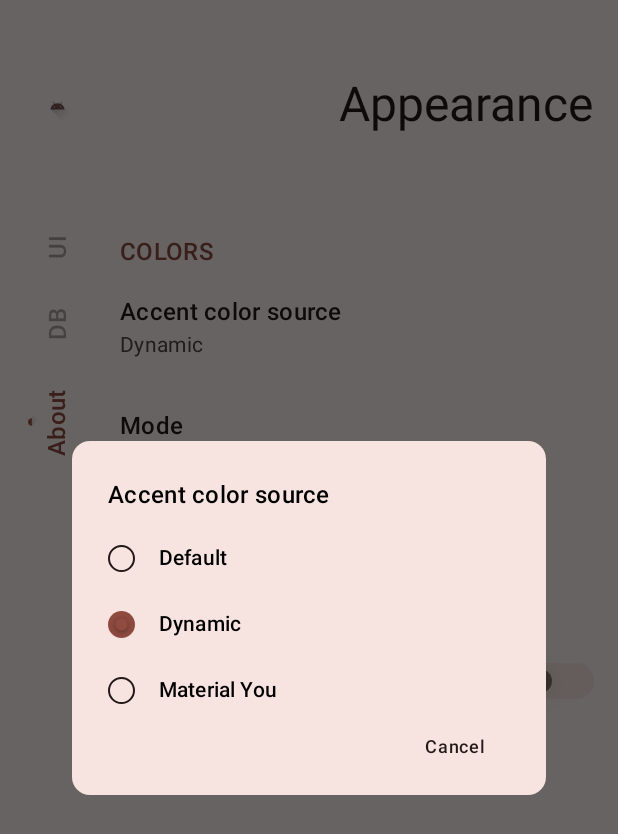
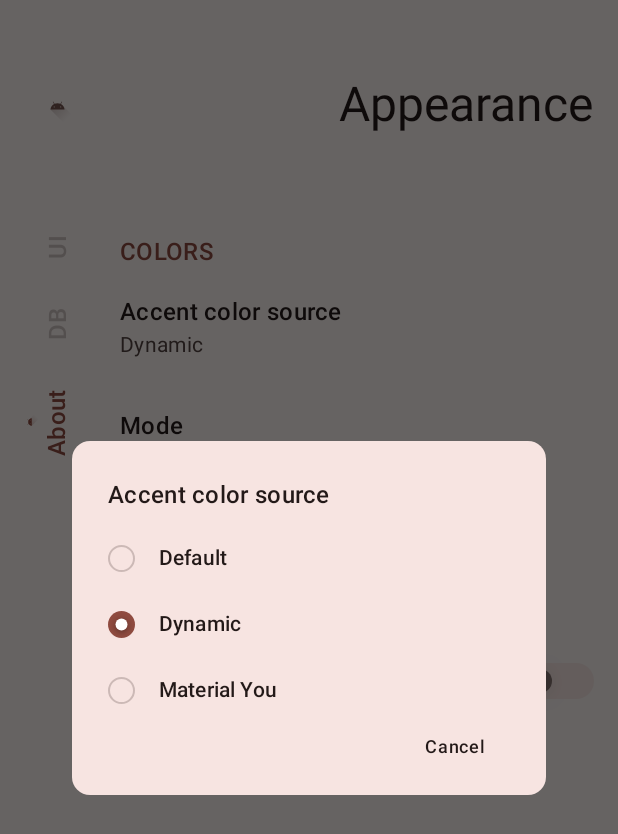
Before and after one commit to IamRezaMousavi/Banafsh, an Android app built with Jetpack Compose: the SettingsScreen screen opened through its navigation route, after a tap on "Accent color source", on a phone screen of 412 x 824 dp. Shown: the top 834 px of the screen. Run offline under Robolectric (Android 15) with nearby library versions, the phone set to English and light mode, and no system bars; 3 other taps on this screen came first.

Commit message:
fix dialog title and disable color

```diff
--- a/app/src/main/java/app/banafsh/android/ui/component/Dialog.kt
+++ b/app/src/main/java/app/banafsh/android/ui/component/Dialog.kt
@@ -29,6 +29,7 @@ import androidx.compose.ui.res.stringResource
 import androidx.compose.ui.unit.dp
 import androidx.compose.ui.window.Dialog
 import app.banafsh.android.R
+import app.banafsh.android.ui.theme.disable
 import kotlinx.collections.immutable.ImmutableList
 
 @Composable
@@ -73,6 +74,7 @@ fun <T> ValueSelectorDialog(
     ) {
         Text(
             text = title,
+            color = MaterialTheme.colorScheme.onSurface,
             style = MaterialTheme.typography.titleMedium,
             modifier = Modifier.padding(vertical = 8.dp, horizontal = 24.dp),
         )
@@ -94,18 +96,18 @@ fun <T> ValueSelectorDialog(
                             .fillMaxWidth(),
                 ) {
                     if (selectedValue == value) {
-                        val primaryColor = MaterialTheme.colorScheme.primary
+                        val onCircleColor = MaterialTheme.colorScheme.onPrimary
                         Canvas(
                             modifier =
                                 Modifier
                                     .size(18.dp)
                                     .background(
-                                        color = primaryColor,
+                                        color = MaterialTheme.colorScheme.primary,
                                         shape = CircleShape,
                                     ),
                         ) {
                             drawCircle(
-                                color = primaryColor,
+                                color = onCircleColor,
                                 radius = 4.dp.toPx(),
                                 center = size.center,
                                 shadow =
@@ -123,7 +125,7 @@ fun <T> ValueSelectorDialog(
                                     .size(18.dp)
                                     .border(
                                         width = 1.dp,
-                                        color = MaterialTheme.colorScheme.onSurface,
+                                        color = MaterialTheme.colorScheme.disable,
                                         shape = CircleShape,
                                     ),
                         )
@@ -131,6 +133,7 @@ fun <T> ValueSelectorDialog(
 
                     Text(
                         text = valueText(value),
+                        color = MaterialTheme.colorScheme.onSurface,
                         style = MaterialTheme.typography.titleSmall,
                     )
                 }
--- a/app/src/main/java/app/banafsh/android/ui/component/NavigationRail.kt
+++ b/app/src/main/java/app/banafsh/android/ui/component/NavigationRail.kt
@@ -34,6 +34,7 @@ import androidx.compose.ui.res.painterResource
 import androidx.compose.ui.unit.dp
 import app.banafsh.android.LocalPlayerAwareWindowInsets
 import app.banafsh.android.ui.theme.Dimensions
+import app.banafsh.android.ui.theme.disable
 
 @Composable
 inline fun NavigationRail(
@@ -98,9 +99,7 @@ inline fun NavigationRail(
                     if (it == index) {
                         MaterialTheme.colorScheme.primary
                     } else {
-                        MaterialTheme.colorScheme.onSurface.copy(
-                            alpha = 0.38f,
-                        )
+                        MaterialTheme.colorScheme.disable
                     }
                 }
 
--- a/app/src/main/java/app/banafsh/android/ui/component/Switch.kt
+++ b/app/src/main/java/app/banafsh/android/ui/component/Switch.kt
@@ -22,6 +22,7 @@ import androidx.compose.ui.graphics.drawscope.DrawScope
 import androidx.compose.ui.graphics.nativeCanvas
 import androidx.compose.ui.graphics.toArgb
 import androidx.compose.ui.unit.dp
+import app.banafsh.android.ui.theme.disable
 
 fun DrawScope.drawCircle(
     color: Color,
@@ -73,7 +74,7 @@ fun Switch(
         if (it) {
             MaterialTheme.colorScheme.onPrimary
         } else {
-            MaterialTheme.colorScheme.outline.copy(alpha = 0.38f)
+            MaterialTheme.colorScheme.disable
         }
     }
 
--- a/app/src/main/java/app/banafsh/android/ui/theme/Color.kt
+++ b/app/src/main/java/app/banafsh/android/ui/theme/Color.kt
@@ -1,5 +1,6 @@
 package app.banafsh.android.ui.theme
 
+import androidx.compose.material3.ColorScheme
 import androidx.compose.ui.graphics.Color
 
 val Purple80 = Color(0xFFD0BCFF)
@@ -9,3 +10,6 @@ val Pink80 = Color(0xFFEFB8C8)
 val Purple40 = Color(0xFF6650a4)
 val PurpleGrey40 = Color(0xFF625b71)
 val Pink40 = Color(0xFF7D5260)
+
+val ColorScheme.disable
+    get() = outline.copy(alpha = 0.38f)
```
